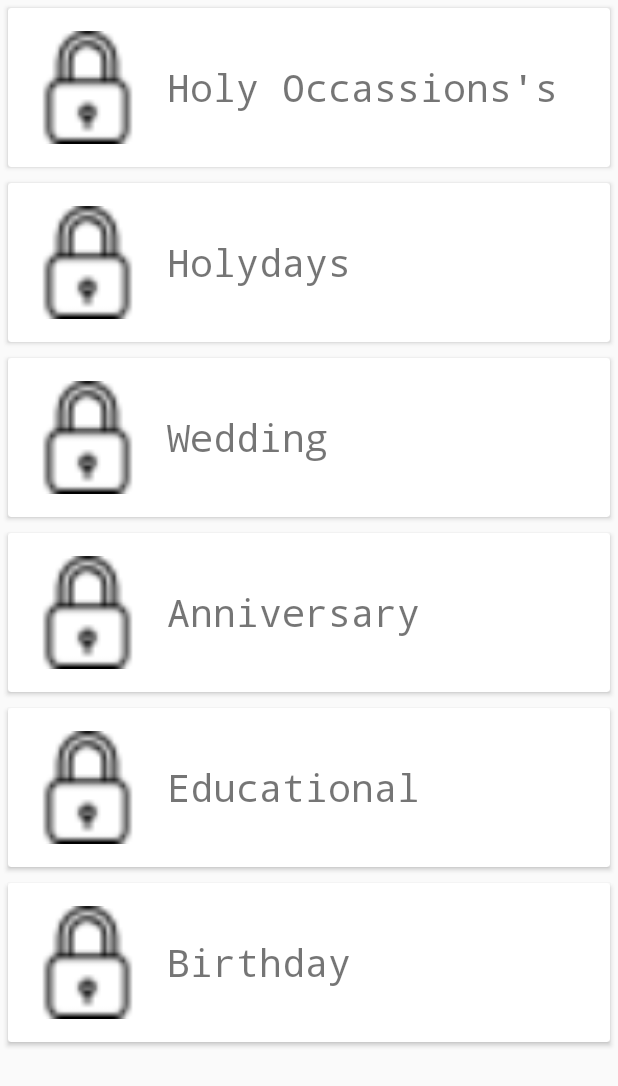
After one commit to fahadraza143/new-test, an Android app: the home1 screen opened directly, with no data from a screen before it, on a phone screen of 412 x 824 dp. The commit adds this screen. Shown: the top 1086 px of the screen. Run offline under Robolectric (Android 15) with nearby library versions, the phone set to English and light mode, and no system bars.

Commit message:
new today

```diff
--- a/app/build.gradle
+++ b/app/build.gradle
@@ -35,5 +35,7 @@ dependencies {
         // When using the BoM, you don't specify versions in Firebase library dependencies
         implementation 'com.google.firebase:firebase-auth'
         implementation 'com.google.firebase:firebase-database'
+        implementation "androidx.recyclerview:recyclerview:1.1.0"
+        implementation "androidx.cardview:cardview:1.0.0"
     }
 }
--- a/app/src/main/AndroidManifest.xml
+++ b/app/src/main/AndroidManifest.xml
@@ -9,7 +9,9 @@
         android:roundIcon="@mipmap/ic_launcher_round"
         android:supportsRtl="true"
         android:theme="@style/AppTheme">
-        <activity android:name=".Home"></activity>
+        <activity android:name=".Forget"></activity>
+        <activity android:name=".home1" />
+        <activity android:name=".Home" />
         <activity android:name=".signUp" />
         <activity android:name=".signIn" />
         <activity android:name=".MainActivity">
--- /dev/null
+++ b/app/src/main/java/com/example/eventdiary/events.java
@@ -0,0 +1,28 @@
+package com.example.eventdiary;
+
+public class events {
+
+    String text;
+    int pic;
+
+    public events(String tex, int pic) {
+        this.text=tex;
+        this.pic=pic;
+    }
+
+    public String getTex() {
+        return text;
+    }
+
+    public void setTex(String tex) {
+        this.text = tex;
+    }
+
+    public int getPic() {
+        return pic;
+    }
+
+    public void setPic(int pic) {
+        this.pic = pic;
+    }
+}
--- /dev/null
+++ b/app/src/main/java/com/example/eventdiary/home1.java
@@ -0,0 +1,39 @@
+package com.example.eventdiary;
+
+import androidx.appcompat.app.AppCompatActivity;
+import androidx.recyclerview.widget.LinearLayoutManager;
+import androidx.recyclerview.widget.RecyclerView;
+
+import android.os.Bundle;
+
+import java.util.ArrayList;
+import java.util.List;
+
+public class home1 extends AppCompatActivity {
+
+    private String[] name = { "Holy Occassions's","Holydays","Wedding","Anniversary","Educational","Birthday"};
+    private  int [] pic={R.drawable.em ,R.drawable.em ,R.drawable.em ,R.drawable.em ,R.drawable.em ,R.drawable.em};
+    private List<events> eventsList=new ArrayList<>();
+    private RecyclerView recyclerView;
+
+    @Override
+    protected void onCreate(Bundle savedInstanceState) {
+        super.onCreate(savedInstanceState);
+        setContentView(R.layout.activity_home1);
+        recyclerView=findViewById(R.id.r);
+        recyclerView.setLayoutManager(new LinearLayoutManager(this));
+        prepairethelist();
+        recyclerAdapter adapter =new recyclerAdapter(eventsList);
+        recyclerView.setAdapter(adapter);
+
+    }
+  private void prepairethelist(){
+        int count = 0;
+        for(String name : name){
+            events event =new events(name,pic[count]);
+            eventsList.add(event);
+            count++;
+        }
+
+    }
+}
--- /dev/null
+++ b/app/src/main/java/com/example/eventdiary/recyclerAdapter.java
@@ -0,0 +1,47 @@
+package com.example.eventdiary;
+
+import android.view.LayoutInflater;
+import android.view.View;
+import android.view.ViewGroup;
+import android.widget.ImageView;
+import android.widget.TextView;
+
+import androidx.annotation.NonNull;
+import androidx.recyclerview.widget.RecyclerView;
+
+import java.util.List;
+
+public class recyclerAdapter extends RecyclerView.Adapter<recyclerAdapter.eventviewHolder> {
+
+    private List<events>eventsList;
+    public recyclerAdapter(List<events>eventsList){ this.eventsList = eventsList;
+    }
+    @NonNull
+    @Override
+    public eventviewHolder onCreateViewHolder(@NonNull ViewGroup parent, int viewType) {
+        View view= LayoutInflater.from(parent.getContext()).inflate(R.layout.cardv,parent,false);
+        return new eventviewHolder(view);
+    }
+
+    @Override
+    public void onBindViewHolder(@NonNull eventviewHolder holder, int position) {
+        events event=eventsList.get(position);
+        holder.tex.setText(event.getTex());
+        holder.pic.setImageResource(event.getPic());
+    }
+
+    @Override
+    public int getItemCount() {
+        return eventsList.size();
+    }
+    public static class eventviewHolder extends RecyclerView.ViewHolder {
+
+        public TextView tex;
+        public ImageView pic;
+        public eventviewHolder(View itemView){
+        super(itemView);
+        tex=itemView.findViewById(R.id.wedTv);
+        pic=itemView.findViewById(R.id.pic);
+        }
+    }
+}
--- a/app/src/main/res/layout/activity_home.xml
+++ b/app/src/main/res/layout/activity_home.xml
@@ -11,11 +11,13 @@
         android:id="@+id/button"
         android:layout_width="wrap_content"
         android:layout_height="wrap_content"
+        android:background="@drawable/btn_bg_default"
+        android:onClick="logout"
         android:text="log out"
         app:layout_constraintBottom_toBottomOf="parent"
         app:layout_constraintEnd_toEndOf="parent"
+        app:layout_constraintHorizontal_bias="0.866"
         app:layout_constraintStart_toStartOf="parent"
         app:layout_constraintTop_toTopOf="parent"
-        android:onClick="logout"
-        android:background="@drawable/btn_bg_default"/>
+        app:layout_constraintVertical_bias="0.065" />
 </androidx.constraintlayout.widget.ConstraintLayout>
--- /dev/null
+++ b/app/src/main/res/layout/activity_home1.xml
@@ -0,0 +1,14 @@
+<?xml version="1.0" encoding="utf-8"?>
+<androidx.constraintlayout.widget.ConstraintLayout xmlns:android="http://schemas.android.com/apk/res/android"
+    xmlns:app="http://schemas.android.com/apk/res-auto"
+    xmlns:tools="http://schemas.android.com/tools"
+    android:layout_width="match_parent"
+    android:layout_height="match_parent"
+    tools:context=".home1">
+
+    <androidx.recyclerview.widget.RecyclerView
+       android:id="@+id/r"
+        android:layout_width="match_parent"
+        android:layout_height="match_parent"
+        android:scrollbars="vertical"/>
+</androidx.constraintlayout.widget.ConstraintLayout>
--- a/app/src/main/res/layout/activity_sign_in.xml
+++ b/app/src/main/res/layout/activity_sign_in.xml
@@ -74,7 +74,7 @@
         android:layout_marginEnd="8dp"
         android:ems="10"
         android:hint="Password"
-        android:inputType="textPersonName"
+        android:inputType="textPassword"
         android:drawableStart="@drawable/em"
         android:drawablePadding="8dp"
         app:layout_constraintEnd_toEndOf="parent"
@@ -135,7 +135,8 @@
         app:layout_constraintEnd_toEndOf="parent"
         app:layout_constraintHorizontal_bias="0.497"
         app:layout_constraintStart_toStartOf="parent"
-        app:layout_constraintTop_toBottomOf="@+id/login" />
+        app:layout_constraintTop_toBottomOf="@+id/login"
+        android:onClick="forget"/>
 
 
 
--- /dev/null
+++ b/app/src/main/res/layout/cardv.xml
@@ -0,0 +1,37 @@
+<?xml version="1.0" encoding="utf-8"?>
+<androidx.cardview.widget.CardView
+
+    xmlns:android="http://schemas.android.com/apk/res/android"
+    xmlns:app="http://schemas.android.com/apk/res-auto"
+    android:layout_width="match_parent"
+    android:elevation="3dp"
+    android:layout_margin="5dp"
+    android:padding="5dp"
+    android:layout_height="wrap_content">
+
+    <LinearLayout
+        android:id="@+id/L1"
+        android:layout_width="match_parent"
+        android:layout_height="wrap_content"
+        android:orientation="horizontal">
+    <ImageView
+        android:id="@+id/pic"
+        android:layout_width="75dp"
+        android:layout_height="75dp"
+        android:src="@mipmap/ic_launcher"
+        android:layout_margin="15dp"/>
+    <TextView
+        android:id="@+id/wedTv"
+        android:layout_width="wrap_content"
+        android:layout_height="wrap_content"
+        android:text="name"
+        android:textSize="25sp"
+        android:fontFamily="monospace"
+        android:layout_gravity="center"
+        android:textAlignment="center">
+    </TextView>
+
+
+</LinearLayout>
+
+    </androidx.cardview.widget.CardView>
```
Also changed, not shown: app/src/main/java/com/example/eventdiary/Forget.java (added, +15 -0 lines), app/src/main/java/com/example/eventdiary/signIn.java (+7 -1 lines), app/src/main/res/layout/activity_forget.xml (added, +33 -0 lines), app/src/main/res/layout/activity_sign_up.xml (+6 -4 lines).
